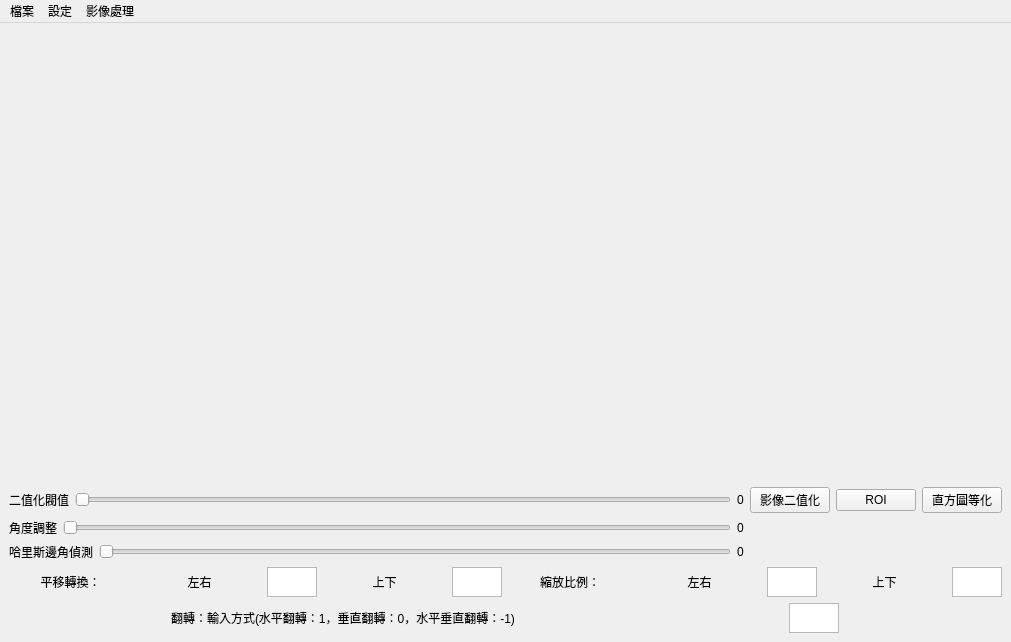
First picture: the form in design.ui, repository zxya4215/imageprocessingplatform, before the edit.
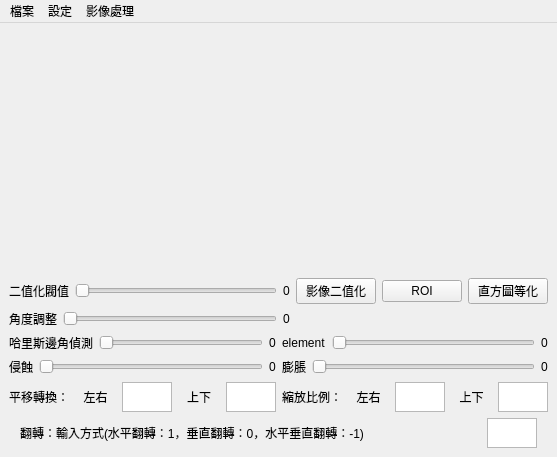
Second picture: the form after the edit.

Commit message: add erosion and dilation

```diff
--- a/design.ui
+++ b/design.ui
@@ -6,36 +6,15 @@
    <rect>
     <x>0</x>
     <y>0</y>
-    <width>1011</width>
-    <height>642</height>
+    <width>557</width>
+    <height>457</height>
    </rect>
   </property>
   <property name="windowTitle">
    <string>MainWindow</string>
   </property>
   <widget class="QWidget" name="centralwidget">
-   <layout class="QGridLayout" name="gridLayout_8">
-    <item row="0" column="0">
-     <layout class="QGridLayout" name="gridLayout_4">
-      <item row="0" column="0">
-       <widget class="QLabel" name="originalImage">
-        <property name="text">
-         <string/>
-        </property>
-        <property name="alignment">
-         <set>Qt::AlignCenter</set>
-        </property>
-       </widget>
-      </item>
-      <item row="0" column="1">
-       <widget class="QLabel" name="changeImage">
-        <property name="text">
-         <string/>
-        </property>
-       </widget>
-      </item>
-     </layout>
-    </item>
+   <layout class="QGridLayout" name="gridLayout_12">
     <item row="1" column="0">
      <layout class="QGridLayout" name="gridLayout">
       <item row="1" column="0">
@@ -160,7 +139,9 @@
       </item>
      </layout>
     </item>
-    <item row="3" column="0">
+    <item row="3" column="0" colspan="2">
+     <layout class="QGridLayout" name="gridLayout_11">
+      <item row="0" column="0">
      <layout class="QGridLayout" name="gridLayout_7">
       <item row="0" column="0">
        <widget class="QLabel" name="harris_corner">
@@ -188,30 +169,89 @@
       </item>
      </layout>
     </item>
-    <item row="5" column="0" colspan="2">
-     <layout class="QGridLayout" name="gridLayout_6">
       <item row="0" column="1">
-       <widget class="QTextEdit" name="flip_textEdit">
-        <property name="maximumSize">
-         <size>
-          <width>50</width>
-          <height>30</height>
-         </size>
+       <layout class="QGridLayout" name="gridLayout_8">
+        <item row="0" column="0">
+         <widget class="QLabel" name="element">
+          <property name="text">
+           <string>element</string>
         </property>
        </widget>
       </item>
+        <item row="0" column="1">
+         <widget class="QSlider" name="elementSlider">
+          <property name="maximum">
+           <number>2</number>
+          </property>
+          <property name="orientation">
+           <enum>Qt::Horizontal</enum>
+          </property>
+         </widget>
+        </item>
+        <item row="0" column="2">
+         <widget class="QLabel" name="element_val">
+          <property name="text">
+           <string>0</string>
+          </property>
+         </widget>
+        </item>
+       </layout>
+      </item>
+      <item row="1" column="0">
+       <layout class="QGridLayout" name="gridLayout_9">
       <item row="0" column="0">
-       <widget class="QLabel" name="angle_5">
-        <property name="maximumSize">
-         <size>
-          <width>450</width>
-          <height>16777215</height>
-         </size>
-        </property>
+         <widget class="QLabel" name="erosion">
+          <property name="text">
+           <string>侵蝕</string>
+          </property>
+         </widget>
+        </item>
+        <item row="0" column="1">
+         <widget class="QSlider" name="erosionSlider">
+          <property name="maximum">
+           <number>21</number>
+          </property>
+          <property name="orientation">
+           <enum>Qt::Horizontal</enum>
+          </property>
+         </widget>
+        </item>
+        <item row="0" column="2">
+         <widget class="QLabel" name="erosion_val">
         <property name="text">
-         <string>翻轉：輸入方式(水平翻轉：1，垂直翻轉：0，水平垂直翻轉：-1)</string>
-        </property>
-       </widget>
+           <string>0</string>
+          </property>
+         </widget>
+        </item>
+       </layout>
+      </item>
+      <item row="1" column="1">
+       <layout class="QGridLayout" name="gridLayout_10">
+        <item row="0" column="0">
+         <widget class="QLabel" name="dilation">
+          <property name="text">
+           <string>膨脹</string>
+          </property>
+         </widget>
+        </item>
+        <item row="0" column="1">
+         <widget class="QSlider" name="dilationSlider">
+          <property name="maximum">
+           <number>21</number>
+          </property>
+          <property name="orientation">
+           <enum>Qt::Horizontal</enum>
+          </property>
+         </widget>
+        </item>
+        <item row="0" column="2">
+         <widget class="QLabel" name="dilation_val">
+          <property name="text">
+           <string>0</string>
+          </property>
+         </widget>
+        </item>
+       </layout>
       </item>
      </layout>
     </item>
@@ -319,6 +359,54 @@
       </item>
      </layout>
     </item>
+    <item row="5" column="0" colspan="2">
+     <layout class="QGridLayout" name="gridLayout_6">
+      <item row="0" column="1">
+       <widget class="QTextEdit" name="flip_textEdit">
+        <property name="maximumSize">
+         <size>
+          <width>50</width>
+          <height>30</height>
+         </size>
+        </property>
+       </widget>
+      </item>
+      <item row="0" column="0">
+       <widget class="QLabel" name="angle_5">
+        <property name="maximumSize">
+         <size>
+          <width>450</width>
+          <height>16777215</height>
+         </size>
+        </property>
+        <property name="text">
+         <string>翻轉：輸入方式(水平翻轉：1，垂直翻轉：0，水平垂直翻轉：-1)</string>
+        </property>
+       </widget>
+      </item>
+     </layout>
+    </item>
+    <item row="0" column="0" colspan="2">
+     <layout class="QGridLayout" name="gridLayout_4">
+      <item row="0" column="0">
+       <widget class="QLabel" name="originalImage">
+        <property name="text">
+         <string/>
+        </property>
+        <property name="alignment">
+         <set>Qt::AlignCenter</set>
+        </property>
+       </widget>
+      </item>
+      <item row="0" column="1">
+       <widget class="QLabel" name="changeImage">
+        <property name="text">
+         <string/>
+        </property>
+       </widget>
+      </item>
+     </layout>
+    </item>
    </layout>
   </widget>
   <widget class="QMenuBar" name="menubar">
@@ -326,7 +414,7 @@
     <rect>
      <x>0</x>
      <y>0</y>
-     <width>1011</width>
+     <width>557</width>
      <height>25</height>
     </rect>
    </property>
```
Left out of the diff: 18 changed lines with no effect on the pictures. Lines whose indentation alone changed are shown as unchanged. The commit also changes 3 other files.
